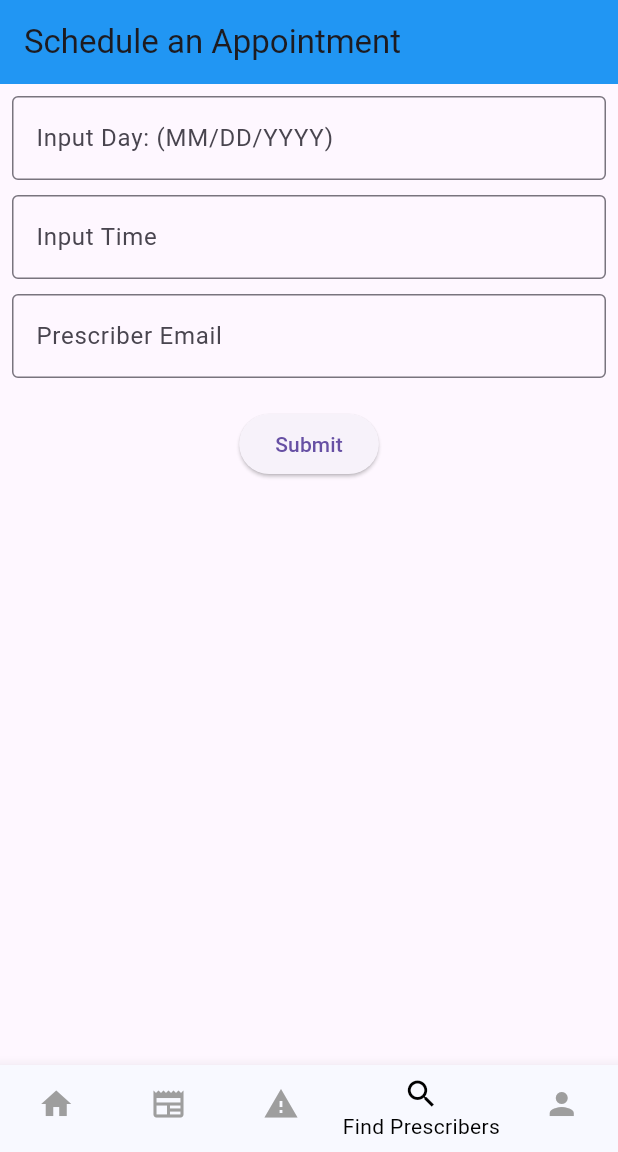
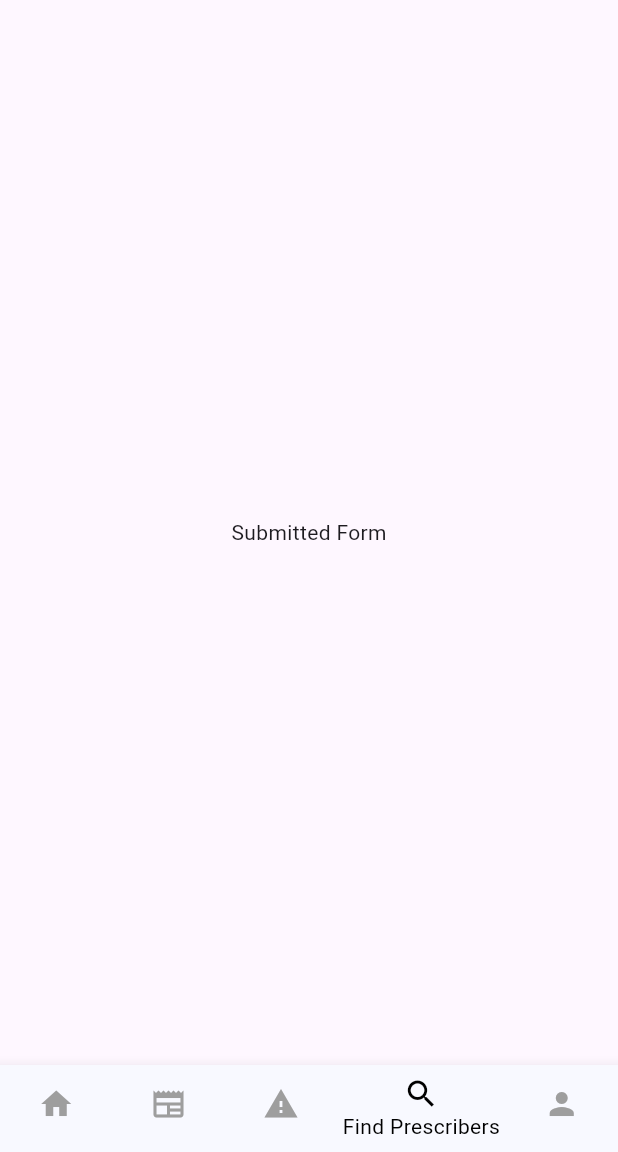
Before and after one commit to HackForHumanity2024/rx_track, a Flutter app: the screen it shows after launch, item 4 of the bottom bar chosen, after a tap on "Submit", on a phone screen of 412 x 824 dp, the part 84-1236 px from its top. Run offline on Flutter 3.47's test engine with Material 3 defaults, Android fonts, the phone set to English and light mode, and no system bars; our stand-ins replace camera.

Commit message:
Update findprescribers.dart

```diff
--- a/lib/findprescribers.dart
+++ b/lib/findprescribers.dart
@@ -66,6 +66,8 @@ class AppointmentForm extends StatelessWidget {
           ElevatedButton(
             onPressed: () {
               // Handle form submission
+              Navigator.push(context,
+                  MaterialPageRoute(builder: (context) => PushedButton()));
             },
             child: Text('Submit'),
           ),
@@ -74,3 +76,14 @@ class AppointmentForm extends StatelessWidget {
     );
   }
 }
+
+class PushedButton extends StatelessWidget {
+  const PushedButton({super.key});
+
+  @override
+  Widget build(BuildContext context) {
+    return Scaffold(
+      body: Center(child: Text("Submitted Form")),
+    );
+  }
+}
```
